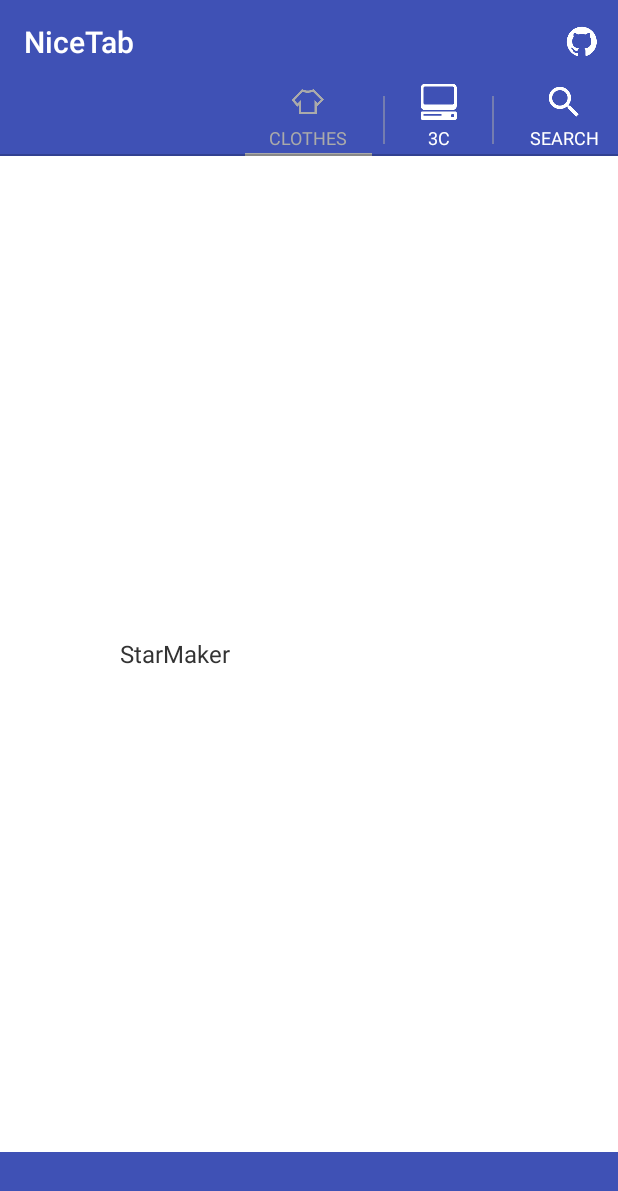
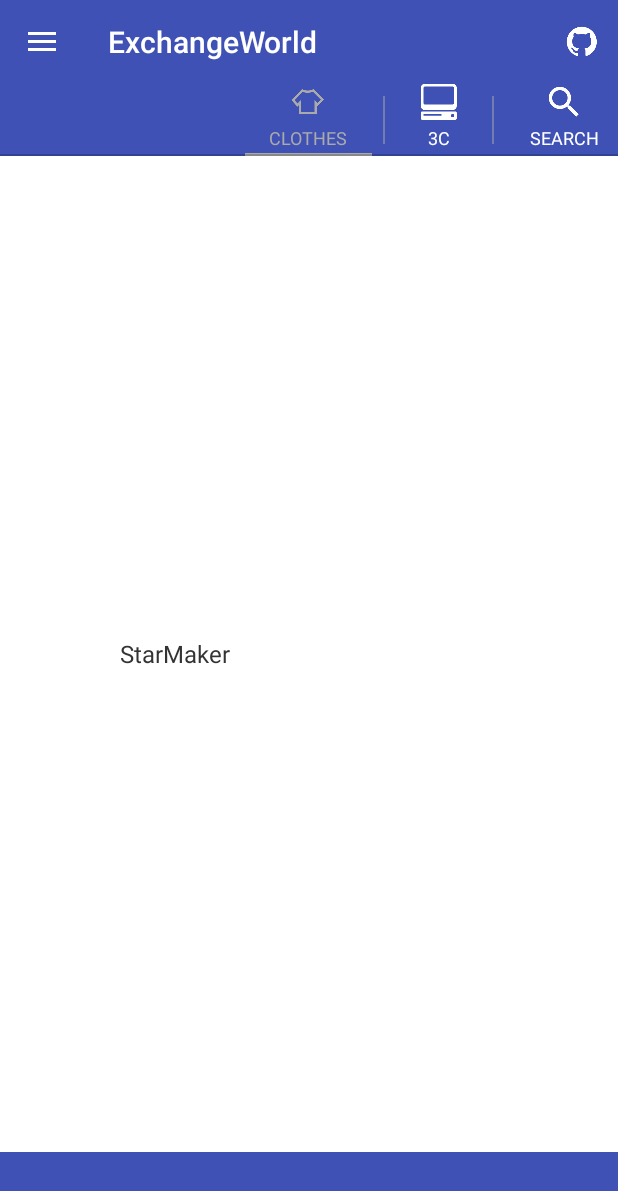
Before and after one commit to ExchangeWorld/ExchangeWorld-android, an Android app: the screen it shows after launch (MainActivity), after a tap on "GitHub", on a phone screen of 412 x 824 dp. Shown: the top 1191 px of the screen. Run offline under Robolectric (Android 15) with nearby library versions, the phone set to English and light mode, and no system bars; libraries missing offline, so code that uses them is left out: android.support.v8, com.facebook.drawee; plain views replace SimpleDraweeView; pictures from the network do not load; 6 statements that could not run were skipped; 1 other tap on this screen came first.

Commit message:
add hamburger bar

```diff
--- a/Android-NiceTab-master/demo/build.gradle
+++ b/Android-NiceTab-master/demo/build.gradle
@@ -25,4 +25,6 @@ dependencies {
     compile 'com.android.support:appcompat-v7:23.0.1'
     compile 'com.android.support:recyclerview-v7:23.0.1'
     compile 'com.facebook.fresco:fresco:0.7.0'
+    compile 'com.android.support:support-v4:23.2.0'
+    compile 'com.android.support:design:23.0.1' //add for navigation drawer maybe will cause erro
 }
--- a/Android-NiceTab-master/demo/src/main/java/me/amiee/nicetab/demo/MainActivity.java
+++ b/Android-NiceTab-master/demo/src/main/java/me/amiee/nicetab/demo/MainActivity.java
@@ -3,11 +3,15 @@ package me.amiee.nicetab.demo;
 import android.content.Intent;
 import android.net.Uri;
 import android.os.Bundle;
+import android.support.design.widget.NavigationView;
 import android.support.v4.app.FragmentTransaction;
+import android.support.v4.widget.DrawerLayout;
+import android.support.v7.app.ActionBarDrawerToggle;
 import android.support.v7.app.AppCompatActivity;
 import android.support.v7.widget.Toolbar;
 import android.view.Menu;
 import android.view.MenuItem;
+import android.view.View;
 import android.widget.Toast;
 
 import me.amiee.nicetab.NiceTabLayout;
@@ -15,6 +19,7 @@ import me.amiee.nicetab.NiceTabStrip;
 
 public class MainActivity extends AppCompatActivity implements NiceTabStrip.OnIndicatorColorChangedListener {
     private Toolbar mToolbar;
+    private DrawerLayout drawerLayout;
 
     @Override
     protected void onCreate(Bundle savedInstanceState) {
@@ -27,6 +32,40 @@ public class MainActivity extends AppCompatActivity implements NiceTabStrip.OnIn
         setSupportActionBar(mToolbar);
 
         mToolbar.showOverflowMenu();
+
+
+        //set for navigation drawer menu click responed
+        drawerLayout = (DrawerLayout) findViewById(R.id.drawer_layout);
+        NavigationView view = (NavigationView) findViewById(R.id.navigation_view);
+        view.setNavigationItemSelectedListener(new NavigationView.OnNavigationItemSelectedListener() {
+            @Override
+            public boolean onNavigationItemSelected(MenuItem menuItem) {
+                Toast.makeText(MainActivity.this, menuItem.getTitle() + " pressed", Toast.LENGTH_LONG).show();
+                ;
+
+                menuItem.setChecked(true);
+                drawerLayout.closeDrawers();
+                return true;
+            }
+        });
+        //drawer
+
+        //hamburger bar icon
+        ActionBarDrawerToggle actionBarDrawerToggle = new ActionBarDrawerToggle( this, drawerLayout, mToolbar, R.string.open , R.string.close){
+            @Override
+            public void onDrawerClosed(View drawerView) {
+                super .onDrawerClosed(drawerView);
+            }
+
+            @Override
+            public void onDrawerOpened(View drawerView) {
+                super .onDrawerOpened(drawerView);
+            }
+        };
+
+        drawerLayout.setDrawerListener(actionBarDrawerToggle);
+        actionBarDrawerToggle.syncState();
+        //hamburger bar icon
 
         if (savedInstanceState == null) {
             FragmentTransaction transaction = getSupportFragmentManager().beginTransaction();
--- a/Android-NiceTab-master/demo/src/main/res/layout/activity_main.xml
+++ b/Android-NiceTab-master/demo/src/main/res/layout/activity_main.xml
@@ -1,10 +1,18 @@
+<android.support.v4.widget.DrawerLayout xmlns:android="http://schemas.android.com/apk/res/android"
+    xmlns:app="http://schemas.android.com/apk/res-auto"
+    android:id="@+id/drawer_layout"
+    android:layout_width="match_parent"
+    android:layout_height="match_parent">
+
 <LinearLayout
+
     android:id="@+id/sample_main_layout"
     xmlns:android="http://schemas.android.com/apk/res/android"
     xmlns:app="http://schemas.android.com/apk/res-auto"
     android:layout_width="match_parent"
     android:layout_height="match_parent"
     android:orientation="vertical">
+
 
     <android.support.v7.widget.Toolbar
         android:id="@+id/main_toolbar"
@@ -14,6 +22,7 @@
         app:popupTheme="@style/ThemeOverlay.AppCompat.Light"
         android:theme="@style/ThemeOverlay.AppCompat.Dark.ActionBar"/>
 
+
     <FrameLayout
         android:id="@+id/main_fl"
         android:layout_width="match_parent"
@@ -21,3 +30,13 @@
         android:layout_weight="1"/>
 
 </LinearLayout>
+<android.support.design.widget.NavigationView
+android:id="@+id/navigation_view"
+android:layout_width="wrap_content"
+android:layout_height="match_parent"
+android:layout_gravity="start"
+app:headerLayout="@layout/drawer_header"
+app:menu="@menu/drawer"
+android:background="#AAAAAA"
+app:itemTextColor="@android:color/background_light" />
+    </android.support.v4.widget.DrawerLayout>
--- /dev/null
+++ b/Android-NiceTab-master/demo/src/main/res/menu/drawer.xml
@@ -0,0 +1,17 @@
+<menu xmlns:android="http://schemas.android.com/apk/res/android">
+
+        <item
+            android:id="@+id/all"
+            android:icon="@drawable/note"
+            android:title="所有物品"/>
+        <item
+            android:id="@+id/my"
+            android:icon="@drawable/folders"
+            android:title="我的物品"/>
+        <item
+            android:id="@+id/setting"
+            android:icon="@drawable/settings"
+            android:color="@android:color/black"
+            android:title="設定"/>
+
+</menu>
--- a/Android-NiceTab-master/demo/src/main/res/values/strings.xml
+++ b/Android-NiceTab-master/demo/src/main/res/values/strings.xml
@@ -1,5 +1,5 @@
 <resources>
-    <string name="app_name" translatable="false">NiceTab</string>
+    <string name="app_name" translatable="false">ExchangeWorld</string>
     <string name="github" translatable="false">GitHub</string>
     <string name="github_url" translatable="false"><![CDATA[https://github.com/RobotAmiee/Android-NiceTab]]></string>
     <string name="demo_title_basic">Basic</string>
@@ -42,4 +42,6 @@
     <string name="tab_icon_style">Tab Icon Style</string>
     <string name="ios" translatable="false">iOS</string>
     <string name="android" translatable="false">Android</string>
+    <string name="open">open</string>
+    <string name="close">close</string>
 </resources>
--- a/Android-NiceTab-master/demo/src/main/res/values/styles.xml
+++ b/Android-NiceTab-master/demo/src/main/res/values/styles.xml
@@ -7,6 +7,7 @@
         <item name="colorPrimaryDark">@color/primary_dark</item>
         <item name="colorControlHighlight">@color/primary_dark</item>
         <item name="android:windowBackground">@android:color/white</item>
+
     </style>
 
 </resources>
```
Also changed, not shown: Android-NiceTab-master/demo/src/main/res/layout/drawer_header.xml (added, +20 -0 lines), Android-NiceTab-master/demo/src/main/res/drawable-xxhdpi/drawer_head.png (added), Android-NiceTab-master/demo/src/main/res/drawable-xxhdpi/folders.png (added), Android-NiceTab-master/demo/src/main/res/drawable-xxhdpi/note.png (added), Android-NiceTab-master/demo/src/main/res/drawable-xxhdpi/settings.png (added).
